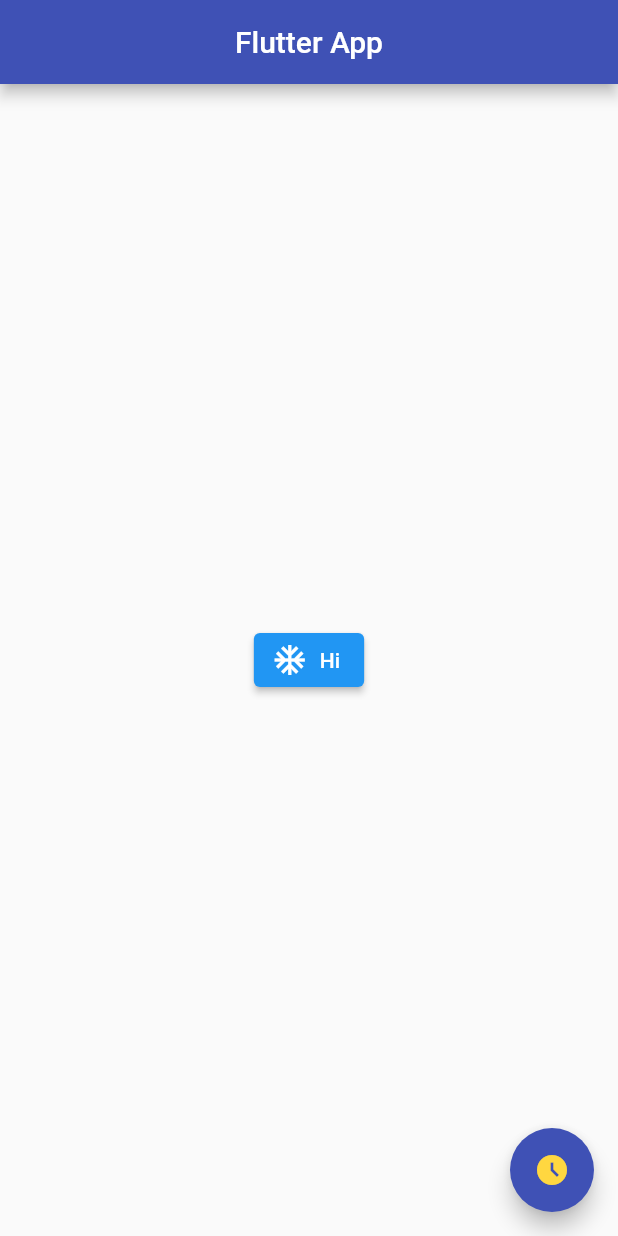
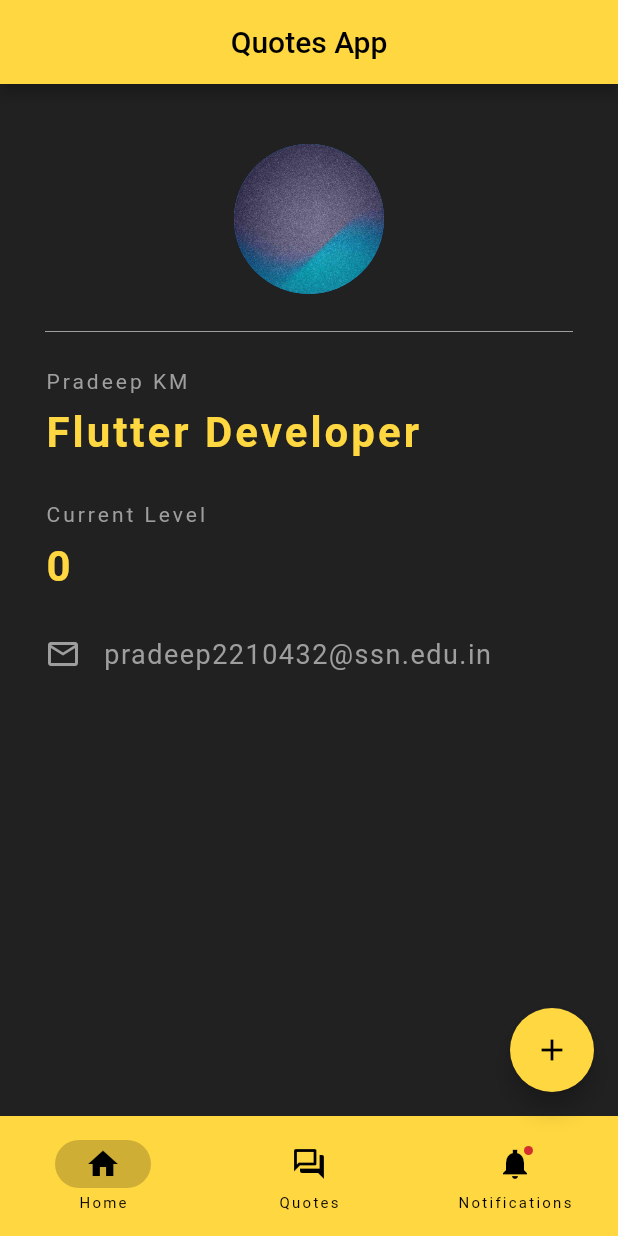
Before and after one commit to pradeepkmaran/FlutteApps, a Flutter app: the screen it shows after launch, on a phone screen of 412 x 824 dp. Run offline on Flutter 3.47's test engine with Material 2 defaults, Android fonts, the phone set to English and light mode, and no system bars.

Commit message:
Quotes App Completed

```diff
--- a/lib/main.dart
+++ b/lib/main.dart
@@ -1,84 +1,150 @@
 import 'package:flutter/material.dart';
+import 'package:flutterworkshop/show_quotes.dart';
 
 main(){
-  runApp(const MaterialApp(
+  runApp(MaterialApp(
     debugShowCheckedModeBanner: false,
     title: "HomeScreen",
-    home : HomePage()
+    home : HomePage(),
+    routes: {
+      '/quotes' : (context) => ShowQuotes(),
+    },
   ));
 }
 
-class HomePage extends StatelessWidget {
+class HomePage extends StatefulWidget {
   const HomePage({super.key});
 
   @override
+  State<HomePage> createState() => _HomePageState();
+}
+
+class _HomePageState extends State<HomePage> {
+  int level = 0;
+  int _selectedIndex = 0;
+  void _onItemTapped(int index){
+    setState(() {
+      _selectedIndex=index;
+    });
+  }
+  @override
   Widget build(BuildContext context) {
     return Scaffold(
+      backgroundColor: Colors.grey[900],
       appBar: AppBar(
-        title: const Text("Flutter App",
+        title: const Text("Quotes App",
             style: TextStyle(
-                color: Colors.white
+                color: Colors.black
             )),
-        backgroundColor: Colors.indigo,
+        backgroundColor: Colors.amberAccent,
         centerTitle: true,
       ),
-      body: Center(
-          child:
-          ElevatedButton.icon(
-            onPressed: () {
-              print("Hi");
-            },
-            // child: const Text("Press me"),
-            label: const Text("Hi"),
-            icon: Icon(Icons.ac_unit),
+      body: Padding(
+          padding: EdgeInsets.fromLTRB(30.0, 40.0, 30.0, 0),
+          child: Column(
+          crossAxisAlignment: CrossAxisAlignment.start,
+          children: [
+            Center(
+                child: CircleAvatar(
+                  backgroundImage: AssetImage("assets/img.png"),
+                  radius: 50,
+                )
+            ),
+            Divider(height: 50.0, color: Colors.grey,),
+            Text(
+              "Pradeep KM",
+              style: TextStyle(
+                color: Colors.grey,
+                letterSpacing: 2.0
+              )
+            ),
+            SizedBox(height: 10.0),
+            Text(
+              "Flutter Developer",
+              style: TextStyle(
+                color: Colors.amberAccent,
+                letterSpacing: 2.0,
+                fontSize: 28.0,
+                fontWeight: FontWeight.bold
+              ),
+            ),
+            SizedBox(height: 30.0),
+            Text(
+                "Current Level",
+                style: TextStyle(
+                    color: Colors.grey,
+                    letterSpacing: 2.0
+                )
+            ),
+            SizedBox(height: 10.0),
+            Text(
+              '$level',
+              style: TextStyle(
+                  color: Colors.amberAccent,
+                  letterSpacing: 2.0,
+                  fontSize: 28.0,
+                  fontWeight: FontWeight.bold
+              ),
+            ),
+            SizedBox(height: 30.0),
+            Row(
+              children: [
+                Icon(
+                  Icons.email_outlined,
+                  color: Colors.grey,
+                ),
+                SizedBox(width: 15.0,),
+                Text(
+                  "pradeep2210432@ssn.edu.in",
+                  style: TextStyle(
+                    color: Colors.grey,
+                    fontSize: 18.0,
+                    letterSpacing: 1.0
+                  ),
+                )
+              ],
+            )
+          ],
+        )
+      ),
+        // bottomNavigationBar:  BottomNavigationBar( items: const [
+        //   BottomNavigationBarItem(icon: Icon(Icons.home), label: 'Home'),
+        //   BottomNavigationBarItem(icon: Icon(Icons.settings), label: 'Settings'),
+        //   BottomNavigationBarItem(icon: Icon(Icons.person), label: 'Accounts'),
+        // ],
+        //   currentIndex: _selectedIndex,
+        //   onTap: _onItemTapped,
+        //   backgroundColor: Colors.amberAccent,
+        //   selectedItemColor: Colors.black,
+        // ),
 
-          )
-
-          // TextButton(
-          //     onPressed: () {
-          //       print("I have been clicked");
-          //     },
-          //     child: const Text("Press",
-          //     style: TextStyle(
-          //       color: Colors.white,
-          //       backgroundColor: Colors.indigo
-          //     )))
-          // Image.asset('assets/img.png'),
-
-          // Image(
-          //   image: AssetImage('assets/img1.jpeg'),
-          // )
-
-          // Image(
-          //   image: NetworkImage("https://th.bing.com/th/id/OIP.azAM52kkUEjxllEKoblt4wAAAA?rs=1&pid=ImgDetMain"),
-          //   height: 1500,
-          // )
-
-          // Icon(
-          //   Icons.account_balance,
-          //   size: 50,
-          //   color: Colors.amberAccent,
-          // )
-
-          // Text("This is the home screen",
-          // style: TextStyle(
-          //   color: Colors.black,
-          //   // fontWeight: FontWeight.bold,
-          //   // letterSpacing: 2,
-          //   // fontStyle: FontStyle.italic,
-          //   fontFamily: 'Mukta-Bold',
-          //   // backgroundColor: Colors.indigo
-          //   fontSize: 18
-          // ))
+      bottomNavigationBar: NavigationBar(destinations: const [
+        NavigationDestination(icon: Icon(Icons.home_outlined), label: "Home", selectedIcon: Icon(Icons.home),),
+        NavigationDestination(icon: Icon(Icons.question_answer_outlined), label: "Quotes", selectedIcon: Icon(Icons.question_answer),),
+        NavigationDestination(icon: Badge(child: Icon(Icons.notifications_sharp)), label: "Notifications"),
+      ],
+        backgroundColor: Colors.amberAccent,
+        indicatorColor: const Color.fromRGBO(10, 10, 10, 0.2),
+        onDestinationSelected: (int index){
+          setState(() {
+            _selectedIndex = index;
+            if(_selectedIndex==1){
+              // Navigator.push(context, MaterialPageRoute(builder: (context)=>ShowQuotes()));
+              Navigator.pushNamed(context, '/quotes');
+            }
+          });
+        },
       ),
-      floatingActionButton: FloatingActionButton(
-        onPressed: () {},
-        backgroundColor: Colors.indigo,
-        child: const Icon(
-          Icons.access_time_filled_sharp,
-          color: Colors.amberAccent,
+        floatingActionButton: FloatingActionButton(
+          onPressed: (){
+            // Navigator.push(context, MaterialPageRoute(builder: (context)=>ShowQuotes()));
+            setState(() {
+              level+=1;
+            });
+          },
+          backgroundColor: Colors.amberAccent,
+          child: Icon(Icons.add, color: Colors.black,),
         ),
-      ),
     );
   }
 }
--- /dev/null
+++ b/lib/quotes.dart
@@ -0,0 +1,6 @@
+class Quotes{
+  String quoteText;
+  String author;
+
+  Quotes({required this.quoteText, required this.author});
+}
--- /dev/null
+++ b/lib/show_quotes.dart
@@ -0,0 +1,44 @@
+import 'package:flutter/material.dart';
+import 'package:flutterworkshop/quote_layout.dart';
+import 'package:flutterworkshop/quotes.dart';
+
+class ShowQuotes extends StatefulWidget {
+  const ShowQuotes({super.key});
+
+  @override
+  State<ShowQuotes> createState() => _ShowQuotesState();
+}
+
+class _ShowQuotesState extends State<ShowQuotes> {
+
+  List<Quotes> quotes=[
+    Quotes(quoteText: "Naa oru thadava sonna.. Nooru thadava sonna madhri...", author: "Thalaivar"),
+    Quotes(quoteText: "Vaazhkandradhu oru vattam da..", author: "Anil Nanbar"),
+    Quotes(quoteText: "Kanna laddu thinna aasaya", author: "Karthi"),
+    Quotes(quoteText: "Edhukkkuuu??", author: "JC")
+  ];
+
+  @override
+  Widget build(BuildContext context) {
+    return Scaffold(
+      backgroundColor: Colors.grey[900],
+      appBar:  AppBar(
+        backgroundColor: Colors.amberAccent,
+        title: const Text(
+          "Show Quotes",
+          style: TextStyle(
+            color: Colors.black,
+          ),
+        ),
+        centerTitle: true,
+      ),
+      body: Column(
+        children: quotes.map((item) => QuoteLayout(quotes: item, delete: (){
+            setState(() {
+              quotes.remove(item);
+            });
+          })).toList(),
+      ),
+    );
+  }
+}
--- a/pubspec.yaml
+++ b/pubspec.yaml
@@ -30,7 +30,7 @@ environment:
 dependencies:
   flutter:
     sdk: flutter
-
+  http: ^1.1.0
 
   # The following adds the Cupertino Icons font to your application.
   # Use with the CupertinoIcons class for iOS style icons.
```
Also changed, not shown: lib/quote_layout.dart (added, +48 -0 lines), assets/profile.jpg (added), pubspec.lock.
